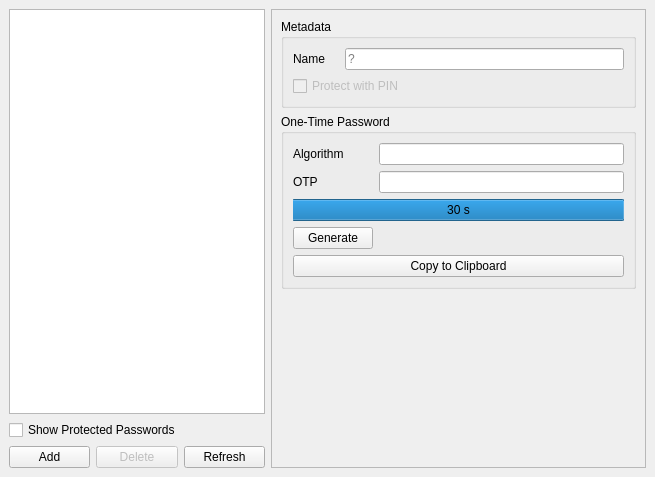
This is nitrokeyapp/ui/secrets_tab.ui in Nitrokey/nitrokey-app2 as Qt 5 draws it before an edit. The edited form follows.
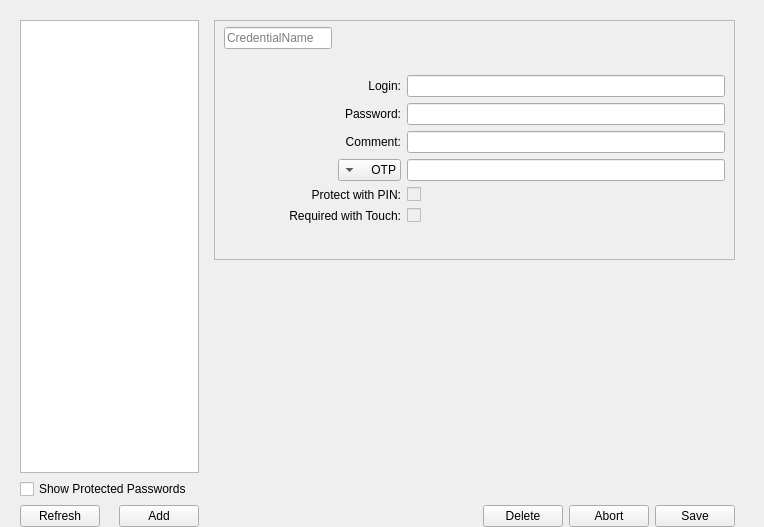
This is the edited form. The open tabs and pages were chosen to show the change. Icons and pictures are not drawn.

```diff
--- a/nitrokeyapp/ui/secrets_tab.ui
+++ b/nitrokeyapp/ui/secrets_tab.ui
@@ -6,8 +6,8 @@
    <rect>
     <x>0</x>
     <y>0</y>
-    <width>655</width>
-    <height>477</height>
+    <width>764</width>
+    <height>527</height>
    </rect>
   </property>
   <property name="sizePolicy">
@@ -23,58 +23,60 @@
    <string notr="true"/>
   </property>
   <layout class="QVBoxLayout" name="verticalLayout_2">
-   <property name="leftMargin">
-    <number>0</number>
-   </property>
-   <property name="topMargin">
-    <number>0</number>
-   </property>
-   <property name="rightMargin">
-    <number>0</number>
-   </property>
    <property name="bottomMargin">
     <number>0</number>
    </property>
    <item>
     <widget class="QStackedWidget" name="stackedWidget">
-     <property name="lineWidth">
-      <number>0</number>
-     </property>
      <property name="currentIndex">
-      <number>1</number>
+      <number>0</number>
      </property>
-     <widget class="QWidget" name="pageIncompatible">
-      <layout class="QVBoxLayout" name="verticalLayout_5">
-       <item>
-        <widget class="QLabel" name="label_4">
-         <property name="text">
-          <string>Please update the firmware on the device to use this feature.</string>
-         </property>
-         <property name="wordWrap">
-          <bool>true</bool>
-         </property>
-        </widget>
-       </item>
-       <item>
-        <spacer name="verticalSpacer_2">
-         <property name="orientation">
-          <enum>Qt::Vertical</enum>
-         </property>
-         <property name="sizeHint" stdset="0">
-          <size>
-           <width>20</width>
-           <height>40</height>
-          </size>
-         </property>
-        </spacer>
-       </item>
-      </layout>
-     </widget>
      <widget class="QWidget" name="pageCompatible">
-      <layout class="QFormLayout" name="formLayout">
+      <property name="sizePolicy">
+       <sizepolicy hsizetype="Expanding" vsizetype="Expanding">
+        <horstretch>0</horstretch>
+        <verstretch>0</verstretch>
+       </sizepolicy>
+      </property>
+      <layout class="QGridLayout" name="gridLayout">
+       <property name="bottomMargin">
+        <number>0</number>
+       </property>
        <item row="0" column="0">
-        <widget class="QWidget" name="line_widget" native="true">
-         <layout class="QVBoxLayout" name="verticalLayout">
+        <widget class="QListWidget" name="secretsList">
+         <property name="sizePolicy">
+          <sizepolicy hsizetype="Expanding" vsizetype="Expanding">
+           <horstretch>0</horstretch>
+           <verstretch>0</verstretch>
+          </sizepolicy>
+         </property>
+         <property name="minimumSize">
+          <size>
+           <width>60</width>
+           <height>0</height>
+          </size>
+         </property>
+        </widget>
+       </item>
+       <item row="1" column="0">
+        <widget class="QCheckBox" name="checkBoxProtected">
+         <property name="text">
+          <string>Show Protected Passwords</string>
+         </property>
+        </widget>
+       </item>
+       <item row="2" column="0">
+        <widget class="QWidget" name="ButtonSpace" native="true">
+         <property name="sizePolicy">
+          <sizepolicy hsizetype="Expanding" vsizetype="Preferred">
+           <horstretch>0</horstretch>
+           <verstretch>0</verstretch>
+          </sizepolicy>
+         </property>
+         <layout class="QHBoxLayout" name="horizontalLayout">
+          <property name="spacing">
+           <number>3</number>
+          </property>
           <property name="leftMargin">
            <number>0</number>
           </property>
@@ -88,165 +90,320 @@
            <number>0</number>
           </property>
           <item>
-           <widget class="QListWidget" name="secretsList">
+           <widget class="QPushButton" name="pushButtonRefresh">
             <property name="sizePolicy">
-             <sizepolicy hsizetype="Preferred" vsizetype="Expanding">
+             <sizepolicy hsizetype="Maximum" vsizetype="Fixed">
               <horstretch>0</horstretch>
               <verstretch>0</verstretch>
              </sizepolicy>
             </property>
+            <property name="text">
+             <string>Refresh</string>
+            </property>
+            <property name="icon">
+             <iconset>
+              <normaloff>icons/refresh_FILL0_wght400_GRAD0_opsz24.svg</normaloff>icons/refresh_FILL0_wght400_GRAD0_opsz24.svg</iconset>
+            </property>
            </widget>
           </item>
           <item>
-           <widget class="QCheckBox" name="checkBoxProtected">
-            <property name="text">
-             <string>Show Protected Passwords</string>
+           <spacer name="horizontalSpacer">
+            <property name="orientation">
+             <enum>Qt::Horizontal</enum>
             </property>
-           </widget>
+            <property name="sizeHint" stdset="0">
+             <size>
+              <width>63</width>
+              <height>20</height>
+             </size>
+            </property>
+           </spacer>
           </item>
           <item>
-           <widget class="QWidget" name="widget_2" native="true">
-            <layout class="QHBoxLayout" name="horizontalLayout_2">
-             <property name="leftMargin">
-              <number>0</number>
-             </property>
-             <property name="topMargin">
-              <number>0</number>
-             </property>
-             <property name="rightMargin">
-              <number>0</number>
-             </property>
-             <property name="bottomMargin">
-              <number>0</number>
-             </property>
-             <item>
-              <widget class="QPushButton" name="buttonAdd">
-               <property name="text">
-                <string>Add</string>
-               </property>
-              </widget>
-             </item>
-             <item>
-              <widget class="QPushButton" name="buttonDelete">
-               <property name="enabled">
-                <bool>false</bool>
-               </property>
-               <property name="text">
-                <string>Delete</string>
-               </property>
-              </widget>
-             </item>
-             <item>
-              <widget class="QPushButton" name="buttonRefresh">
-               <property name="text">
-                <string>Refresh</string>
-               </property>
-              </widget>
-             </item>
-            </layout>
+           <widget class="QPushButton" name="pushButtonAdd">
+            <property name="text">
+             <string>Add</string>
+            </property>
+            <property name="icon">
+             <iconset>
+              <normaloff>icons/add_circle_FILL0_wght500_GRAD0_opsz40.png</normaloff>icons/add_circle_FILL0_wght500_GRAD0_opsz40.png</iconset>
+            </property>
            </widget>
           </item>
          </layout>
         </widget>
        </item>
-       <item row="0" column="1">
-        <widget class="QScrollArea" name="scrollArea">
-         <property name="widgetResizable">
-          <bool>true</bool>
+       <item row="0" column="1" rowspan="3">
+        <widget class="QStackedWidget" name="CredentialTabSpace">
+         <property name="sizePolicy">
+          <sizepolicy hsizetype="Expanding" vsizetype="Expanding">
+           <horstretch>20</horstretch>
+           <verstretch>0</verstretch>
+          </sizepolicy>
          </property>
-         <widget class="QWidget" name="credentialWidget">
-          <property name="geometry">
-           <rect>
-            <x>0</x>
-            <y>0</y>
-            <width>373</width>
-            <height>457</height>
-           </rect>
-          </property>
+         <property name="currentIndex">
+          <number>1</number>
+         </property>
+         <widget class="QWidget" name="credentialEmpty">
+          <layout class="QGridLayout" name="gridLayout_2"/>
+         </widget>
+         <widget class="QWidget" name="credentialShow">
           <layout class="QVBoxLayout" name="verticalLayout_3">
+           <property name="topMargin">
+            <number>0</number>
+           </property>
+           <property name="bottomMargin">
+            <number>0</number>
+           </property>
            <item>
-            <widget class="QGroupBox" name="groupBoxMetadata">
-             <property name="title">
-              <string>Metadata</string>
+            <widget class="QFrame" name="CredentialFrame">
+             <property name="sizePolicy">
+              <sizepolicy hsizetype="Expanding" vsizetype="Expanding">
+               <horstretch>0</horstretch>
+               <verstretch>0</verstretch>
+              </sizepolicy>
              </property>
-             <layout class="QFormLayout" name="formLayout_3">
-              <property name="horizontalSpacing">
-               <number>20</number>
+             <property name="frameShape">
+              <enum>QFrame::StyledPanel</enum>
+             </property>
+             <property name="frameShadow">
+              <enum>QFrame::Raised</enum>
+             </property>
+             <layout class="QGridLayout" name="gridLayout_3">
+              <property name="topMargin">
+               <number>6</number>
               </property>
               <item row="0" column="0">
-               <widget class="QLabel" name="labelName">
+               <widget class="QLabel" name="credentialName">
+                <property name="sizePolicy">
+                 <sizepolicy hsizetype="Expanding" vsizetype="Expanding">
+                  <horstretch>0</horstretch>
+                  <verstretch>0</verstretch>
+                 </sizepolicy>
+                </property>
+                <property name="font">
+                 <font>
+                  <pointsize>12</pointsize>
+                  <weight>75</weight>
+                  <bold>true</bold>
+                 </font>
+                </property>
                 <property name="text">
-                 <string>Name</string>
+                 <string>CredentialName</string>
                 </property>
-               </widget>
-              </item>
-              <item row="0" column="1">
-               <widget class="QLineEdit" name="lineEditName">
-                <property name="readOnly">
+                <property name="scaledContents">
                  <bool>true</bool>
                 </property>
-                <property name="placeholderText">
-                 <string>?</string>
+                <property name="margin">
+                 <number>7</number>
                 </property>
                </widget>
               </item>
-              <item row="1" column="0" colspan="2">
+              <item row="5" column="1">
+               <widget class="QLabel" name="otp_label">
+                <property name="text">
+                 <string>algor_Name:</string>
+                </property>
+                <property name="alignment">
+                 <set>Qt::AlignRight|Qt::AlignTrailing|Qt::AlignVCenter</set>
+                </property>
+               </widget>
+              </item>
+              <item row="4" column="2" colspan="2">
+               <widget class="QLineEdit" name="comment">
+                <property name="sizePolicy">
+                 <sizepolicy hsizetype="Expanding" vsizetype="Fixed">
+                  <horstretch>0</horstretch>
+                  <verstretch>0</verstretch>
+                 </sizepolicy>
+                </property>
+               </widget>
+              </item>
+              <item row="3" column="0" colspan="2">
+               <widget class="QLabel" name="password_label">
+                <property name="text">
+                 <string>Password:</string>
+                </property>
+                <property name="alignment">
+                 <set>Qt::AlignRight|Qt::AlignTrailing|Qt::AlignVCenter</set>
+                </property>
+               </widget>
+              </item>
+              <item row="1" column="2" colspan="2">
+               <spacer name="verticalSpacer_3">
+                <property name="orientation">
+                 <enum>Qt::Vertical</enum>
+                </property>
+                <property name="sizeType">
+                 <enum>QSizePolicy::Fixed</enum>
+                </property>
+                <property name="sizeHint" stdset="0">
+                 <size>
+                  <width>298</width>
+                  <height>20</height>
+                 </size>
+                </property>
+               </spacer>
+              </item>
+              <item row="2" column="1">
+               <widget class="QLabel" name="login_label">
+                <property name="text">
+                 <string>Login:</string>
+                </property>
+                <property name="alignment">
+                 <set>Qt::AlignRight|Qt::AlignTrailing|Qt::AlignVCenter</set>
+                </property>
+               </widget>
+              </item>
+              <item row="9" column="2">
+               <spacer name="verticalSpacer">
+                <property name="orientation">
+                 <enum>Qt::Vertical</enum>
+                </property>
+                <property name="sizeHint" stdset="0">
+                 <size>
+                  <width>20</width>
+                  <height>10</height>
+                 </size>
+                </property>
+               </spacer>
+              </item>
+              <item row="7" column="2">
                <widget class="QCheckBox" name="checkBoxPinProtection">
                 <property name="enabled">
                  <bool>false</bool>
                 </property>
+                <property name="layoutDirection">
+                 <enum>Qt::LeftToRight</enum>
+                </property>
                 <property name="text">
-                 <string>Protect with PIN</string>
+                 <string/>
                 </property>
                 <property name="checkable">
                  <bool>true</bool>
                 </property>
                </widget>
               </item>
-             </layout>
-            </widget>
-           </item>
-           <item>
-            <widget class="QGroupBox" name="groupBoxOtp">
-             <property name="title">
-              <string>One-Time Password</string>
-             </property>
-             <layout class="QFormLayout" name="formLayout_2">
-              <item row="0" column="0">
-               <widget class="QLabel" name="labelAlgorithm">
+              <item row="4" column="0" colspan="2">
+               <widget class="QLabel" name="comment_label">
+                <property name="layoutDirection">
+                 <enum>Qt::LeftToRight</enum>
+                </property>
                 <property name="text">
-                 <string>Algorithm</string>
+                 <string>Comment:</string>
                 </property>
+                <property name="alignment">
+                 <set>Qt::AlignRight|Qt::AlignTrailing|Qt::AlignVCenter</set>
+                </property>
                </widget>
               </item>
-              <item row="0" column="1">
-               <widget class="QLineEdit" name="lineEditOtpAlgorithm">
+              <item row="5" column="2" colspan="2">
+               <widget class="QLineEdit" name="otp">
+                <property name="sizePolicy">
+                 <sizepolicy hsizetype="Expanding" vsizetype="Fixed">
+                  <horstretch>0</horstretch>
+                  <verstretch>0</verstretch>
+                 </sizepolicy>
+                </property>
                 <property name="readOnly">
                  <bool>true</bool>
                 </property>
                </widget>
               </item>
-              <item row="1" column="0">
-               <widget class="QLabel" name="labelOtp">
+              <item row="7" column="0" colspan="2">
+               <widget class="QLabel" name="checkBoxPinProtection_label">
+                <property name="layoutDirection">
+                 <enum>Qt::LeftToRight</enum>
+                </property>
                 <property name="text">
-                 <string>OTP</string>
+                 <string>Protect with PIN:</string>
                 </property>
+                <property name="alignment">
+                 <set>Qt::AlignRight|Qt::AlignTrailing|Qt::AlignVCenter</set>
+                </property>
                </widget>
               </item>
-              <item row="1" column="1">
-               <widget class="QLineEdit" name="lineEditOtp">
+              <item row="2" column="2" colspan="2">
+               <widget class="QLineEdit" name="login">
                 <property name="sizePolicy">
                  <sizepolicy hsizetype="Expanding" vsizetype="Fixed">
+                  <horstretch>8</horstretch>
+                  <verstretch>0</verstretch>
+                 </sizepolicy>
+                </property>
+                <property name="echoMode">
+                 <enum>QLineEdit::Normal</enum>
+                </property>
+                <property name="dragEnabled">
+                 <bool>false</bool>
+                </property>
+                <property name="clearButtonEnabled">
+                 <bool>false</bool>
+                </property>
+               </widget>
+              </item>
+              <item row="8" column="2">
+               <widget class="QCheckBox" name="checkBoxTouchProtection">
+                <property name="enabled">
+                 <bool>false</bool>
+                </property>
+                <property name="layoutDirection">
+                 <enum>Qt::LeftToRight</enum>
+                </property>
+                <property name="text">
+                 <string/>
+                </property>
+                <property name="checkable">
+                 <bool>true</bool>
+                </property>
+               </widget>
+              </item>
+              <item row="8" column="0" colspan="2">
+               <widget class="QLabel" name="checkBoxTouchProtection_label">
+                <property name="layoutDirection">
+                 <enum>Qt::RightToLeft</enum>
+                </property>
+                <property name="text">
+                 <string>Required with Touch:</string>
+                </property>
+                <property name="alignment">
+                 <set>Qt::AlignRight|Qt::AlignTrailing|Qt::AlignVCenter</set>
+                </property>
+               </widget>
+              </item>
+              <item row="0" column="2" colspan="2">
+               <spacer name="horizontalSpacer_2">
+                <property name="orientation">
+                 <enum>Qt::Horizontal</enum>
+                </property>
+                <property name="sizeHint" stdset="0">
+                 <size>
+                  <width>303</width>
+                  <height>17</height>
+                 </size>
+                </property>
+               </spacer>
+              </item>
+              <item row="3" column="2" colspan="2">
+               <widget class="QLineEdit" name="password">
+                <property name="sizePolicy">
+                 <sizepolicy hsizetype="Expanding" vsizetype="Fixed">
                   <horstretch>0</horstretch>
                   <verstretch>0</verstretch>
                  </sizepolicy>
                 </property>
-                <property name="readOnly">
+                <property name="echoMode">
+                 <enum>QLineEdit::Password</enum>
+                </property>
+                <property name="dragEnabled">
                  <bool>true</bool>
                 </property>
+                <property name="clearButtonEnabled">
+                 <bool>false</bool>
+                </property>
                </widget>
               </item>
-              <item row="2" column="0" colspan="2">
+              <item row="6" column="2" colspan="2">
                <widget class="QProgressBar" name="progressBarOtpTimeout">
                 <property name="maximum">
                  <number>30</number>
@@ -265,17 +422,313 @@
                 </property>
                </widget>
               </item>
-              <item row="3" column="0">
-               <widget class="QPushButton" name="pushButtonOtpGenerate">
+             </layout>
+            </widget>
+           </item>
+           <item>
+            <spacer name="verticalSpacer_4">
+             <property name="orientation">
+              <enum>Qt::Vertical</enum>
+             </property>
+             <property name="sizeHint" stdset="0">
+              <size>
+               <width>408</width>
+               <height>140</height>
+              </size>
+             </property>
+            </spacer>
+           </item>
+           <item>
+            <widget class="QWidget" name="Edit_widget" native="true">
+             <layout class="QHBoxLayout" name="horizontalLayout_2">
+              <property name="topMargin">
+               <number>0</number>
+              </property>
+              <property name="rightMargin">
+               <number>0</number>
+              </property>
+              <property name="bottomMargin">
+               <number>0</number>
+              </property>
+              <item>
+               <spacer name="horizontalSpacer_4">
+                <property name="orientation">
+                 <enum>Qt::Horizontal</enum>
+                </property>
+                <property name="sizeHint" stdset="0">
+                 <size>
+                  <width>202</width>
+                  <height>20</height>
+                 </size>
+                </property>
+               </spacer>
+              </item>
+              <item>
+               <widget class="QPushButton" name="pushButtonEdit">
                 <property name="text">
-                 <string>Generate</string>
+                 <string>Edit</string>
                 </property>
+                <property name="icon">
+                 <iconset>
+                  <normaloff>icons/edit_FILL0_wght400_GRAD0_opsz24.png</normaloff>icons/edit_FILL0_wght400_GRAD0_opsz24.png</iconset>
+                </property>
                </widget>
+              </item>
+             </layout>
+            </widget>
+           </item>
+          </layout>
+         </widget>
+         <widget class="QWidget" name="credentialEdit">
+          <layout class="QVBoxLayout" name="verticalLayout_4">
+           <property name="topMargin">
+            <number>0</number>
+           </property>
+           <property name="bottomMargin">
+            <number>0</number>
+           </property>
+           <item>
+            <widget class="QFrame" name="CredentialEditFrame">
+             <property name="sizePolicy">
+              <sizepolicy hsizetype="Expanding" vsizetype="Expanding">
+               <horstretch>0</horstretch>
+               <verstretch>0</verstretch>
+              </sizepolicy>
+             </property>
+             <property name="frameShape">
+              <enum>QFrame::StyledPanel</enum>
+             </property>
+             <property name="frameShadow">
+              <enum>QFrame::Raised</enum>
+             </property>
+             <layout class="QGridLayout" name="gridLayout_4">
+              <property name="topMargin">
+               <number>6</number>
+              </property>
+              <item row="0" column="2" colspan="2">
+               <spacer name="horizontalSpacer_3">
+                <property name="orientation">
+                 <enum>Qt::Horizontal</enum>
+                </property>
+                <property name="sizeHint" stdset="0">
+                 <size>
+                  <width>303</width>
+                  <height>17</height>
+                 </size>
+                </property>
+               </spacer>
+              </item>
+              <item row="7" column="0" colspan="2">
+               <widget class="QLabel" name="checkBoxTouchProtectionEdit_label">
+                <property name="layoutDirection">
+                 <enum>Qt::RightToLeft</enum>
+                </property>
+                <property name="text">
+                 <string>Required with Touch:</string>
+                </property>
+                <property name="alignment">
+                 <set>Qt::AlignRight|Qt::AlignTrailing|Qt::AlignVCenter</set>
+                </property>
+               </widget>
+              </item>
+              <item row="4" column="2" colspan="2">
+               <widget class="QLineEdit" name="commentEdit">
+                <property name="sizePolicy">
+                 <sizepolicy hsizetype="Expanding" vsizetype="Fixed">
+                  <horstretch>0</horstretch>
+                  <verstretch>0</verstretch>
+                 </sizepolicy>
+                </property>
+               </widget>
+              </item>
+              <item row="6" column="0" colspan="2">
+               <widget class="QLabel" name="checkBoxPinProtectionEdit_label">
+                <property name="layoutDirection">
+                 <enum>Qt::LeftToRight</enum>
+                </property>
+                <property name="text">
+                 <string>Protect with PIN:</string>
+                </property>
+                <property name="alignment">
+                 <set>Qt::AlignRight|Qt::AlignTrailing|Qt::AlignVCenter</set>
+                </property>
+               </widget>
+              </item>
+              <item row="7" column="2">
+               <widget class="QCheckBox" name="checkBoxTouchProtectionEdit">
+                <property name="enabled">
+                 <bool>false</bool>
+                </property>
+                <property name="layoutDirection">
+                 <enum>Qt::LeftToRight</enum>
+                </property>
+                <property name="text">
+                 <string/>
+                </property>
+                <property name="checkable">
+                 <bool>true</bool>
+                </property>
+               </widget>
+              </item>
+              <item row="3" column="0" colspan="2">
+               <widget class="QLabel" name="passwordEdit_label">
+                <property name="text">
+                 <string>Password:</string>
+                </property>
+                <property name="alignment">
+                 <set>Qt::AlignRight|Qt::AlignTrailing|Qt::AlignVCenter</set>
+                </property>
+               </widget>
+              </item>
+              <item row="0" column="0">
+               <widget class="QLineEdit" name="credentialEditName">
+                <property name="placeholderText">
+                 <string>CredentialName</string>
+                </property>
+               </widget>
+              </item>
+              <item row="2" column="2" colspan="2">
+               <widget class="QLineEdit" name="loginEdit">
+                <property name="sizePolicy">
+                 <sizepolicy hsizetype="Expanding" vsizetype="Fixed">
+                  <horstretch>8</horstretch>
+                  <verstretch>0</verstretch>
+                 </sizepolicy>
+                </property>
+                <property name="echoMode">
+                 <enum>QLineEdit::Normal</enum>
+                </property>
+                <property name="dragEnabled">
+                 <bool>false</bool>
+                </property>
+                <property name="clearButtonEnabled">
+                 <bool>false</bool>
+                </property>
+               </widget>
+              </item>
+              <item row="3" column="2" colspan="2">
+               <widget class="QLineEdit" name="passwordEdit">
+                <property name="sizePolicy">
+                 <sizepolicy hsizetype="Expanding" vsizetype="Fixed">
+                  <horstretch>0</horstretch>
+                  <verstretch>0</verstretch>
+                 </sizepolicy>
+                </property>
+                <property name="echoMode">
+                 <enum>QLineEdit::Password</enum>
+                </property>
+                <property name="dragEnabled">
+                 <bool>true</bool>
+                </property>
+                <property name="clearButtonEnabled">
+                 <bool>false</bool>
+                </property>
+               </widget>
+              </item>
+              <item row="1" column="2" colspan="2">
+               <spacer name="verticalSpacer_5">
+                <property name="orientation">
+                 <enum>Qt::Vertical</enum>
+                </property>
+                <property name="sizeType">
+                 <enum>QSizePolicy::Fixed</enum>
+                </property>
+                <property name="sizeHint" stdset="0">
+                 <size>
+                  <width>298</width>
+                  <height>20</height>
+                 </size>
+                </property>
+               </spacer>
+              </item>
+              <item row="5" column="1">
+               <widget class="QComboBox" name="selectAlgorithm">
+                <property name="layoutDirection">
+                 <enum>Qt::RightToLeft</enum>
+                </property>
+                <property name="editable">
+                 <bool>false</bool>
+                </property>
+                <property name="currentText">
+                 <string>OTP</string>
+                </property>
+                <property name="currentIndex">
+                 <number>0</number>
+                </property>
+                <item>
+                 <property name="text">
+                  <string>OTP</string>
+                 </property>
+                </item>
+                <item>
+                 <property name="text">
+                  <string>HOTP</string>
+                 </property>
+                </item>
+               </widget>
+              </item>
+              <item row="5" column="2" colspan="2">
+               <widget class="QLineEdit" name="otpEdit">
+                <property name="sizePolicy">
+                 <sizepolicy hsizetype="Expanding" vsizetype="Fixed">
+                  <horstretch>0</horstretch>
+                  <verstretch>0</verstretch>
+                 </sizepolicy>
+                </property>
+                <property name="readOnly">
+                 <bool>true</bool>
+                </property>
+               </widget>
+              </item>
+              <item row="6" column="2">
+               <widget class="QCheckBox" name="checkBoxPinProtectionEdit">
+                <property name="enabled">
+                 <bool>false</bool>
+                </property>
+                <property name="layoutDirection">
+                 <enum>Qt::LeftToRight</enum>
+                </property>
+                <property name="text">
+                 <string/>
+                </property>
+                <property name="checkable">
+                 <bool>true</bool>
+                </property>
+               </widget>
+              </item>
+              <item row="2" column="1">
+               <widget class="QLabel" name="loginEdit_label">
+                <property name="text">
+                 <string>Login:</string>
+                </property>
+                <property name="alignment">
+                 <set>Qt::AlignRight|Qt::AlignTrailing|Qt::AlignVCenter</set>
+                </property>
+               </widget>
+              </item>
+              <item row="8" column="2">
+               <spacer name="verticalSpacer_6">
+                <property name="orientation">
+                 <enum>Qt::Vertical</enum>
+                </property>
+                <property name="sizeHint" stdset="0">
+                 <size>
+                  <width>20</width>
+                  <height>10</height>
+                 </size>
+                </property>
+               </spacer>
               </item>
               <item row="4" column="0" colspan="2">
-               <widget class="QPushButton" name="pushButtonOtpCopyToClipboard">
+               <widget class="QLabel" name="commentEdit_label">
+                <property name="layoutDirection">
+                 <enum>Qt::LeftToRight</enum>
+                </property>
                 <property name="text">
-                 <string notr="true">Copy to Clipboard</string>
+                 <string>Comment:</string>
+                </property>
+                <property name="alignment">
+                 <set>Qt::AlignRight|Qt::AlignTrailing|Qt::AlignVCenter</set>
                 </property>
                </widget>
               </item>
@@ -283,24 +736,115 @@
             </widget>
            </item>
            <item>
-            <spacer name="verticalSpacer">
+            <spacer name="verticalSpacer_7">
              <property name="orientation">
               <enum>Qt::Vertical</enum>
              </property>
              <property name="sizeHint" stdset="0">
               <size>
-               <width>20</width>
-               <height>40</height>
+               <width>446</width>
+               <height>172</height>
               </size>
              </property>
             </spacer>
            </item>
+           <item>
+            <widget class="QWidget" name="button_widget" native="true">
+             <layout class="QHBoxLayout" name="horizontalLayout_3">
+              <property name="leftMargin">
+               <number>0</number>
+              </property>
+              <property name="topMargin">
+               <number>0</number>
+              </property>
+              <property name="rightMargin">
+               <number>0</number>
+              </property>
+              <property name="bottomMargin">
+               <number>0</number>
+              </property>
+              <item>
+               <spacer name="horizontalSpacer_5">
+                <property name="orientation">
+                 <enum>Qt::Horizontal</enum>
+                </property>
+                <property name="sizeHint" stdset="0">
+                 <size>
+                  <width>202</width>
+                  <height>20</height>
+                 </size>
+                </property>
+               </spacer>
+              </item>
+              <item>
+               <widget class="QPushButton" name="pushButtonDelete">
+                <property name="text">
+                 <string>Delete</string>
+                </property>
+                <property name="icon">
+                 <iconset>
+                  <normaloff>icons/delete_FILL0_wght500_GRAD0_opsz40.png</normaloff>icons/delete_FILL0_wght500_GRAD0_opsz40.png</iconset>
+                </property>
+               </widget>
+              </item>
+              <item>
+               <widget class="QPushButton" name="pushButtonAbort">
+                <property name="text">
+                 <string>Abort</string>
+                </property>
+                <property name="icon">
+                 <iconset>
+                  <normaloff>icons/close_FILL0_wght400_GRAD0_opsz24.svg</normaloff>icons/close_FILL0_wght400_GRAD0_opsz24.svg</iconset>
+                </property>
+               </widget>
+              </item>
+              <item>
+               <widget class="QPushButton" name="pushButtonSave">
+                <property name="text">
+                 <string>Save</string>
+                </property>
+                <property name="icon">
+                 <iconset>
+                  <normaloff>icons/save_FILL0_wght400_GRAD0_opsz24.png</normaloff>icons/save_FILL0_wght400_GRAD0_opsz24.png</iconset>
+                </property>
+               </widget>
+              </item>
+             </layout>
+            </widget>
+           </item>
           </layout>
          </widget>
         </widget>
        </item>
       </layout>
      </widget>
+     <widget class="QWidget" name="pageIncompatible">
+      <layout class="QVBoxLayout" name="verticalLayout">
+       <item>
+        <widget class="QLabel" name="label_4">
+         <property name="text">
+          <string>Please update the firmware on the device to use this feature.</string>
+         </property>
+         <property name="wordWrap">
+          <bool>true</bool>
+         </property>
+        </widget>
+       </item>
+       <item>
+        <spacer name="verticalSpacer_2">
+         <property name="orientation">
+          <enum>Qt::Vertical</enum>
+         </property>
+         <property name="sizeHint" stdset="0">
+          <size>
+           <width>20</width>
+           <height>527</height>
+          </size>
+         </property>
+        </spacer>
+       </item>
+      </layout>
+     </widget>
      <widget class="QWidget" name="pageEmpty"/>
     </widget>
    </item>
```
Left out of the diff: 4 changed lines with no effect on the pictures.
